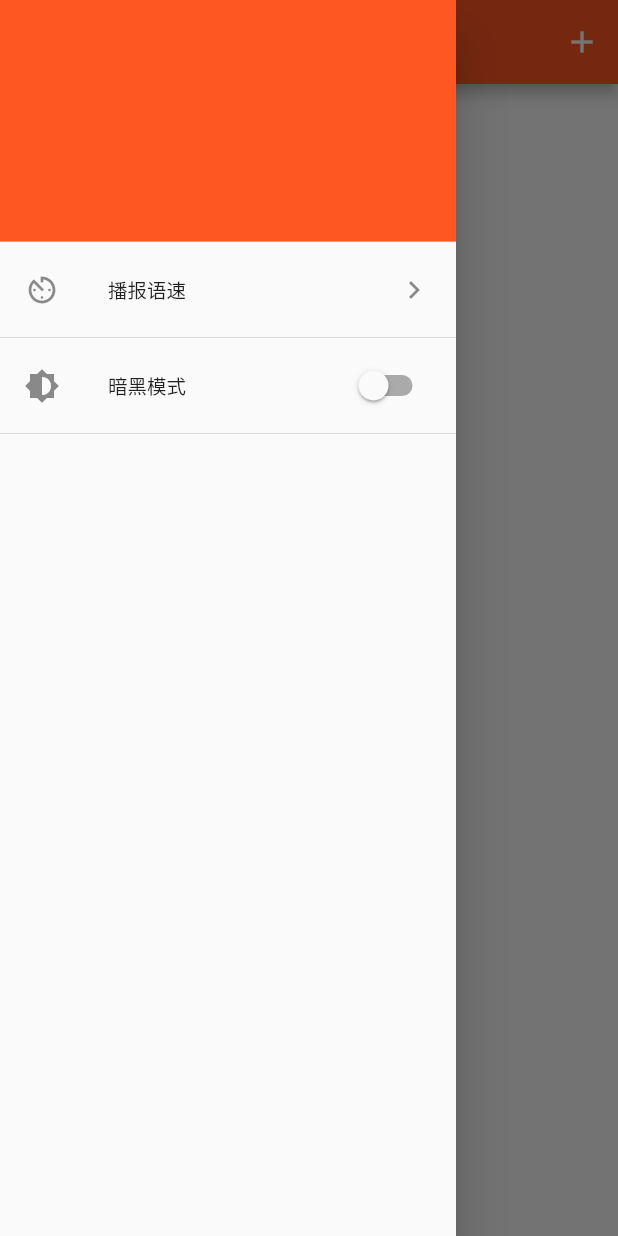
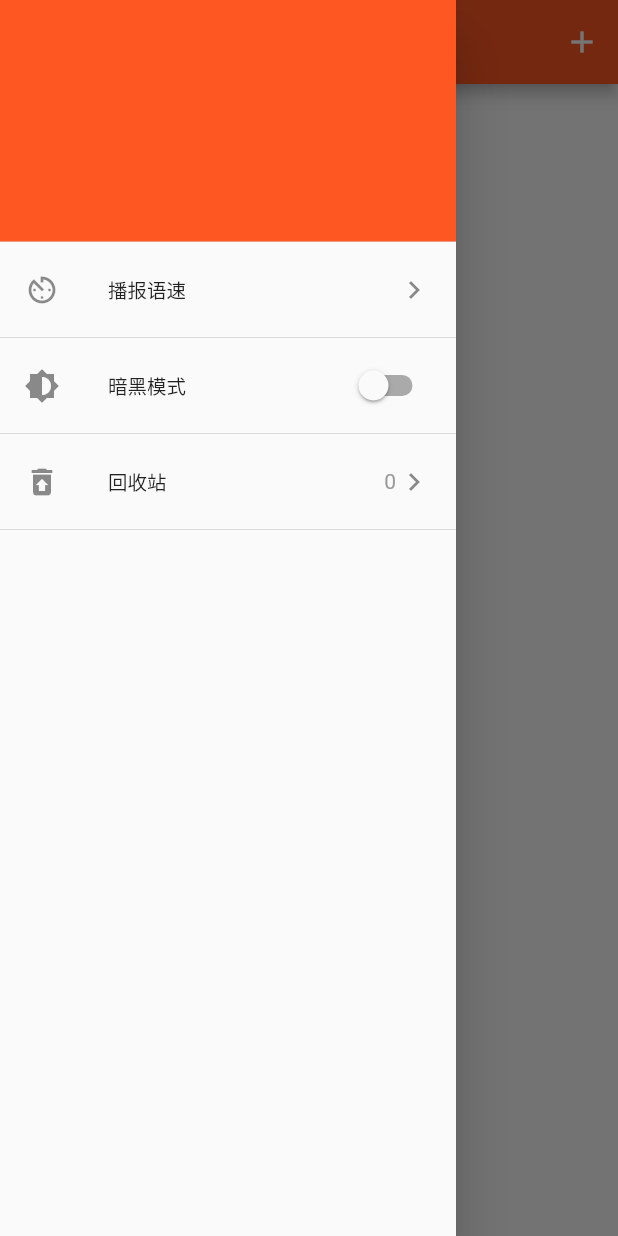
Before and after one commit to lileilei1119/xylisten, a Flutter app: the screen it shows after launch, with the side drawer open, on a phone screen of 412 x 824 dp. Run offline on Flutter 3.47's test engine with Material 2 defaults, Android fonts, the phone set to English and light mode, and no system bars; our stand-ins replace audioplayers, bot_toast, event_bus, flutter_slidable, image_picker, shared_preferences and 1 more; missing offline and left inert: flutter_webview_plugin, quill_delta, xy_tts, zefyr; accounts and stored records are empty.

Commit message:
feat:回收站&数据库处理

```diff
--- a/lib/config/xy_config.dart
+++ b/lib/config/xy_config.dart
@@ -7,7 +7,7 @@ class Constant {
    static const String eb_add_link = "eb_add_link";
    static const String eb_home_list_refresh = "eb_home_list_refresh";
    static const String eb_player_show = "eb_player_show";
-//   static const String eb_refresh_player_list = "eb_refresh_player_list";
+   static const String eb_refresh_player_list = "eb_refresh_player_list";
    static const String eb_timer_countdown = "eb_timer_countdown";
    static const String eb_play_split_audio = "eb_play_split_audio";
 
--- a/lib/listen/page/home_page.dart
+++ b/lib/listen/page/home_page.dart
@@ -18,11 +18,10 @@ class HomePage extends StatefulWidget {
 class _HomePageState extends State<HomePage> {
   List<ArticleModel> _articleList = [];
 
-  DbModelProvider _dbModelProvider = DbModelProvider();
   ScrollController _scrollController = ScrollController();
 
   void _delItem(ArticleModel model){
-    _dbModelProvider.deleteArticle(model.tbId).then((value){
+    dbModelProvider.trashArticle(model.tbId,1).then((value){
       _articleList.remove(model);
       setState(() {
 
@@ -31,7 +30,7 @@ class _HomePageState extends State<HomePage> {
   }
 
   void _refreshList(){
-    _dbModelProvider.getArticleList().then((value) {
+    dbModelProvider.getArticleList(0).then((value) {
       setState(() {
         _articleList = value;
       });
@@ -42,7 +41,7 @@ class _HomePageState extends State<HomePage> {
   void initState() {
     super.initState();
 
-    _dbModelProvider.openDB().then((value) {
+    dbModelProvider.openDB().then((value) {
       _refreshList();
     });
 
@@ -52,7 +51,7 @@ class _HomePageState extends State<HomePage> {
         if(url.isNotEmpty && url.startsWith("http")){
           String title = RegExp(r"(http|https)://(www.)?(\w+(\.)?)+").stringMatch(url);
           ArticleModel model = ArticleModel(title: title,category: EArticleType.url,url: url);
-          _dbModelProvider.insertArticle(model).then((value){
+          dbModelProvider.insertArticle(model).then((value){
             _articleList.insert(0, model);
             setState(() {
 
--- a/lib/listen/page/settings_page.dart
+++ b/lib/listen/page/settings_page.dart
@@ -4,7 +4,10 @@
  */
 import 'package:flutter/material.dart';
 import 'package:xy_tts/xy_tts.dart';
+import 'package:xylisten/config/db_config.dart';
+import 'package:xylisten/listen/page/player_add_page.dart';
 import 'package:xylisten/platform/res/index.dart';
+import 'package:xylisten/platform/utils/navigator_util.dart';
 import 'package:xylisten/platform/xy_index.dart';
 
 class SettingsPage extends StatefulWidget {
@@ -15,10 +18,23 @@ class SettingsPage extends StatefulWidget {
 class _SettingsPageState extends State<SettingsPage> {
 
   bool _isDarkMode = false;
+  int _trashCount = 0;
+
+
+  _getTrashCount(){
+    dbModelProvider.getArticleListCount(1).then((value){
+      setState(() {
+        _trashCount = value;
+      });
+    });
+  }
+
   @override
   void initState() {
     _isDarkMode = Constant.isDarkMode;
     super.initState();
+
+    _getTrashCount();
   }
 
   @override
@@ -79,7 +95,30 @@ class _SettingsPageState extends State<SettingsPage> {
                 },
               )
           ),
-          Divider(), //分割线
+          Divider(),
+          ListTile(
+            dense:true,
+            leading: Icon(Icons.restore_from_trash),
+            title: Text('回收站'),
+            trailing: Container(
+                width: 120,
+                child: Row(
+                  mainAxisAlignment: MainAxisAlignment.end,
+                  children: <Widget>[
+                    Text(
+                      '$_trashCount',
+                      style: TextStyles.listContent2,
+                    ),
+                    Icon(
+                      Icons.navigate_next,
+                    ),
+                  ],
+                )),
+            onTap: (){
+              NavigatorUtil.pushPage(context, PlayerAddPage(showType: 2,));
+            },
+          ),
+          Divider(),//分割线
         ],
       ),
     );
```
Also changed, not shown: lib/config/db_config.dart (+34 -3 lines), lib/listen/page/cell/article_item.dart (+78 -19 lines), lib/listen/page/player_add_page.dart (added, +78 -0 lines), lib/listen/page/player_page.dart (+11 -9 lines), lib/listen/player/player_control_view.dart (+11 -5 lines).
